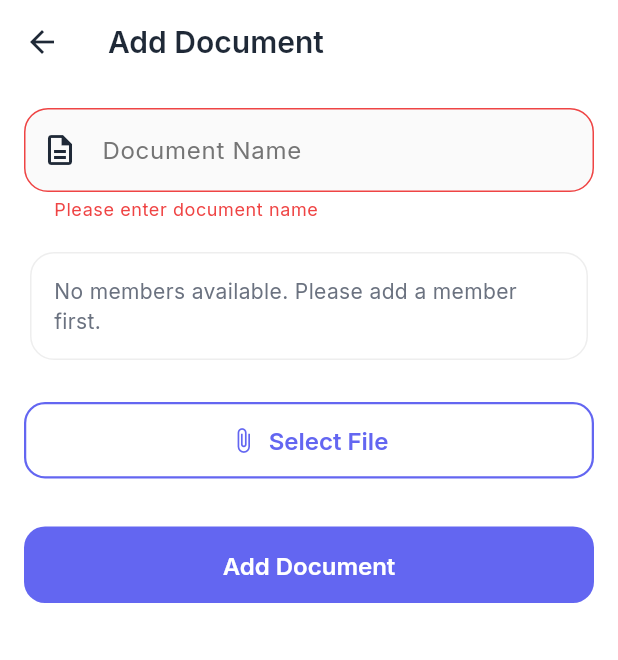
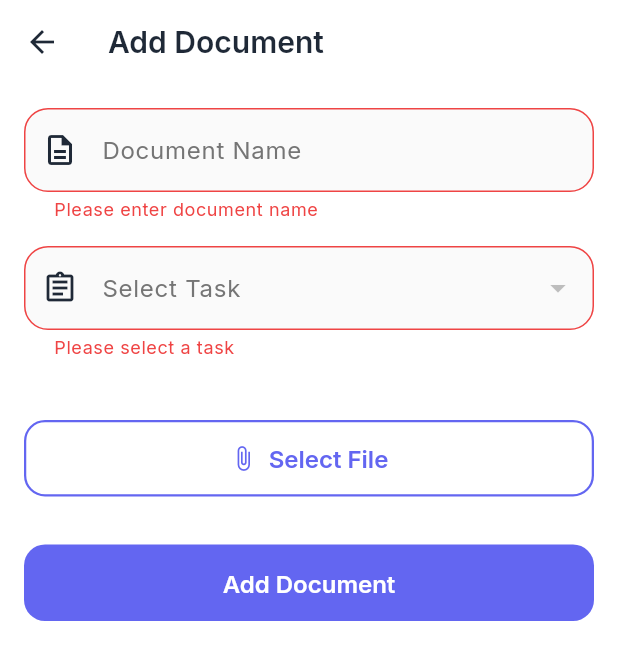
Before and after one commit to priyank-solanki-5/Task-Rimander-app-backend, a Flutter app: the AddDocumentScreen screen opened directly, after a tap on "Add Document", on a phone screen of 412 x 824 dp. Shown: the top 660 px of the screen. Run offline on Flutter 3.47's test engine with Material 3 defaults, Android fonts, the phone set to English and light mode, and no system bars; our stand-ins replace dio, file_picker, flutter_staggered_animations, google_fonts, image_picker, open_file and 1 more; missing offline and left inert: mongo_dart; accounts and stored records are empty; network calls fail.

Commit message:
feat: Implement document management, including data models, a provider, and an add document screen.

```diff
--- a/Document_Reminder_app/lib/core/providers/document_provider.dart
+++ b/Document_Reminder_app/lib/core/providers/document_provider.dart
@@ -120,7 +120,9 @@ class DocumentProvider extends ChangeNotifier {
 
   // Upload document
   Future<bool> uploadDocument({
-    required String filePath,
+    String? filePath,
+    List<int>? fileBytes,
+    String? fileName,
     required String taskId,
     required String userId,
     void Function(int, int)? onProgress,
@@ -128,6 +130,8 @@ class DocumentProvider extends ChangeNotifier {
     try {
       final result = await _documentService.uploadDocument(
         filePath: filePath,
+        fileBytes: fileBytes,
+        fileName: fileName,
         taskId: taskId,
         userId: userId,
         onProgress: onProgress,
--- a/Document_Reminder_app/lib/features/documents/screens/add_document_screen.dart
+++ b/Document_Reminder_app/lib/features/documents/screens/add_document_screen.dart
@@ -1,8 +1,11 @@
 import 'package:flutter/material.dart';
+import 'package:flutter/foundation.dart';
 import 'package:provider/provider.dart';
 import 'package:file_picker/file_picker.dart';
 import '../../../core/providers/document_provider.dart';
 import '../../../core/providers/member_provider.dart';
+import '../../../core/providers/task_provider.dart';
+import '../../../core/services/token_storage.dart';
 
 class AddDocumentScreen extends StatefulWidget {
   const AddDocumentScreen({super.key});
@@ -17,7 +20,9 @@ class _AddDocumentScreenState extends State<AddDocumentScreen> {
 
   String? _selectedMemberId;
   String? _selectedFilePath;
+  List<int>? _selectedFileBytes;
   String? _selectedFileName;
+  String? _selectedTaskId;
   bool _isLoading = false;
 
   @override
@@ -25,6 +30,7 @@ class _AddDocumentScreenState extends State<AddDocumentScreen> {
     super.initState();
     WidgetsBinding.instance.addPostFrameCallback((_) {
       context.read<MemberProvider>().loadMembers();
+      context.read<TaskProvider>().loadTasks();
     });
   }
 
@@ -64,46 +70,51 @@ class _AddDocumentScreenState extends State<AddDocumentScreen> {
               ),
               const SizedBox(height: 16),
 
-              // Member Selection
-              Consumer<MemberProvider>(
-                builder: (context, memberProvider, child) {
-                  if (memberProvider.members.isEmpty) {
-                    return const Card(
-                      child: Padding(
-                        padding: EdgeInsets.all(16),
+              // Task Selection of Member Selection
+              Consumer<TaskProvider>(
+                builder: (context, taskProvider, child) {
+                  return DropdownButtonFormField<String>(
+                    value: _selectedTaskId,
+                    decoration: const InputDecoration(
+                      labelText: 'Select Task',
+                      prefixIcon: Icon(Icons.assignment_outlined),
+                    ),
+                    items: taskProvider.tasks.map((task) {
+                      return DropdownMenuItem<String>(
+                        value: task.id,
                         child: Text(
-                          'No members available. Please add a member first.',
+                          task.title.length > 30
+                              ? '${task.title.substring(0, 30)}...'
+                              : task.title,
                         ),
-                      ),
-                    );
-                  }
-
-                  return DropdownButtonFormField<String>(
-                    value: _selectedMemberId,
-                    decoration: const InputDecoration(
-                      labelText: 'Select Member',
-                      prefixIcon: Icon(Icons.person_outline),
-                    ),
-                    items: memberProvider.members.map((member) {
-                      return DropdownMenuItem<String>(
-                        value: member.id,
-                        child: Text(member.name),
                       );
                     }).toList(),
                     onChanged: (value) {
                       setState(() {
-                        _selectedMemberId = value;
+                        _selectedTaskId = value;
                       });
                     },
                     validator: (value) {
                       if (value == null) {
-                        return 'Please select a member';
+                        return 'Please select a task';
                       }
                       return null;
                     },
                   );
                 },
               ),
+              const SizedBox(height: 16),
+
+              /*
+              // Member Selection (Optional or Alternative)
+              Consumer<MemberProvider>(
+                builder: (context, memberProvider, child) {
+                  // ... (Member selection code if needed)
+                  // Keeping it commented out or removed if we strictly link documents to tasks
+                  return const SizedBox.shrink();
+                },
+              ),
+              */
               const SizedBox(height: 24),
 
               // File Picker
@@ -154,18 +165,21 @@ class _AddDocumentScreenState extends State<AddDocumentScreen> {
   Future<void> _pickFile() async {
     try {
       final result = await FilePicker.platform.pickFiles(
+        withData: kIsWeb, // Important for Web
         type: FileType.custom,
         allowedExtensions: ['pdf', 'jpg', 'jpeg', 'png', 'doc', 'docx'],
       );
 
       if (result != null && result.files.isNotEmpty) {
+        final file = result.files.first;
         setState(() {
-          _selectedFilePath = result.files.first.path;
-          _selectedFileName = result.files.first.name;
+          _selectedFilePath = file.path;
+          _selectedFileBytes = file.bytes;
+          _selectedFileName = file.name;
 
           // Auto-fill document name if empty
           if (_nameController.text.isEmpty) {
-            _nameController.text = result.files.first.name;
+            _nameController.text = file.name;
           }
         });
       }
@@ -181,7 +195,7 @@ class _AddDocumentScreenState extends State<AddDocumentScreen> {
   Future<void> _saveDocument() async {
     if (!_formKey.currentState!.validate()) return;
 
-    if (_selectedFilePath == null) {
+    if (_selectedFilePath == null && _selectedFileBytes == null) {
       ScaffoldMessenger.of(
         context,
       ).showSnackBar(const SnackBar(content: Text('Please select a file')));
@@ -191,13 +205,17 @@ class _AddDocumentScreenState extends State<AddDocumentScreen> {
     setState(() => _isLoading = true);
 
     try {
+      final userId = await TokenStorage.getUserId();
+      if (userId == null) throw Exception('User not logged in');
+
       final provider = context.read<DocumentProvider>();
 
       await provider.uploadDocument(
-        filePath: _selectedFilePath!,
-        taskId:
-            'default-task-id', // TODO: Allow user to select task or handle general documents
-        userId: '', // Will be populated by the service/API layer
+        filePath: _selectedFilePath,
+        fileBytes: _selectedFileBytes,
+        fileName: _selectedFileName,
+        taskId: _selectedTaskId!,
+        userId: userId,
         onProgress: (count, total) {
           // Optional: Handle progress
         },
@@ -212,6 +230,12 @@ class _AddDocumentScreenState extends State<AddDocumentScreen> {
           ),
         );
       }
+    } catch (e) {
+      if (mounted) {
+        ScaffoldMessenger.of(
+          context,
+        ).showSnackBar(SnackBar(content: Text('Error adding document: $e')));
+      }
     } finally {
       if (mounted) {
         setState(() => _isLoading = false);
```
Also changed, not shown: Document_Reminder_app/lib/core/models/document.dart (+9 -3 lines), Document_Reminder_app/lib/core/models/task.dart (+6 -2 lines), 1 other file.
